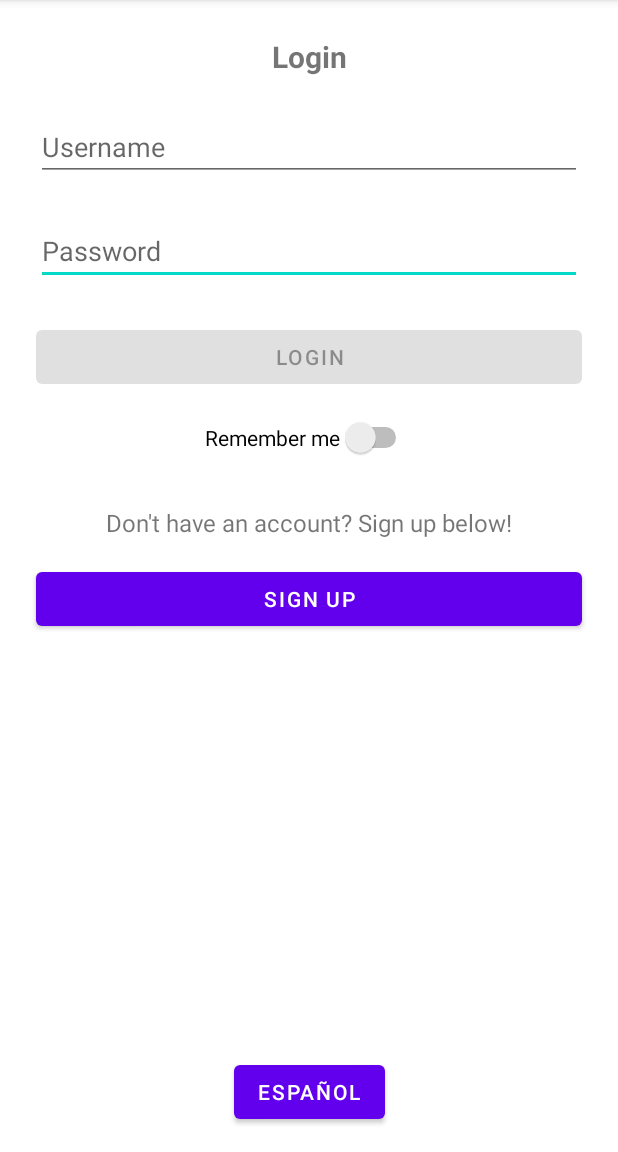
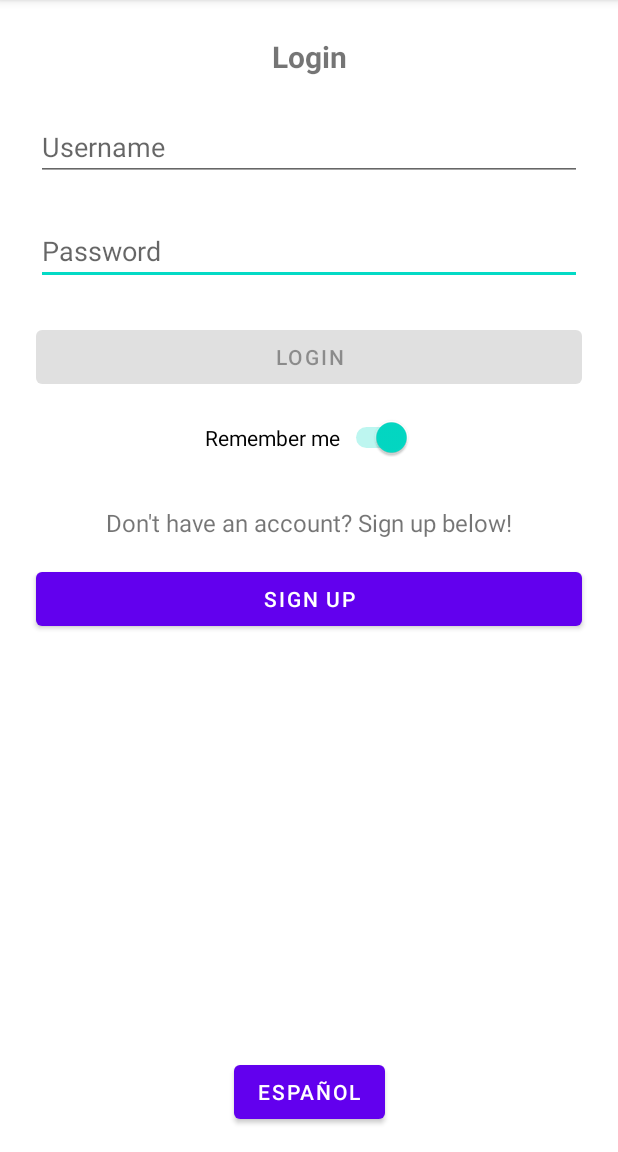
Before and after one commit to jsan712/broke-gaming, an Android app: the screen it shows after launch (MainActivity), on a phone screen of 412 x 824 dp, the part 84-1236 px from its top. Run offline under Robolectric (Android 15) with nearby library versions, the phone set to English and light mode, and no system bars; our stand-ins replace Firebase (no records; nobody signed in at launch, a user with empty details on screens opened directly).

Commit message:
Remember username switch working

```diff
--- a/BrokeGaming/app/src/main/java/com/example/brokegaming/GamesManager.kt
+++ b/BrokeGaming/app/src/main/java/com/example/brokegaming/GamesManager.kt
@@ -10,6 +10,7 @@ import okhttp3.Response
 import okhttp3.ResponseBody
 import okhttp3.logging.HttpLoggingInterceptor
 import org.json.JSONTokener
+import java.util.*
 
 class GamesManager {
     val okHttpClient: OkHttpClient
--- a/BrokeGaming/app/src/main/java/com/example/brokegaming/MainActivity.kt
+++ b/BrokeGaming/app/src/main/java/com/example/brokegaming/MainActivity.kt
@@ -9,12 +9,13 @@ import android.text.Editable
 import android.text.TextWatcher
 import android.util.Log
 import android.view.View
-import android.widget.Button
-import android.widget.EditText
-import android.widget.ProgressBar
-import android.widget.Toast
+import android.widget.*
 import com.google.firebase.analytics.FirebaseAnalytics
 import com.google.firebase.auth.*
+import android.widget.CompoundButton
+
+
+
 
 class MainActivity : AppCompatActivity() {
     private lateinit var username: EditText
@@ -24,6 +25,7 @@ class MainActivity : AppCompatActivity() {
     private lateinit var signUp: Button
     private lateinit var firebaseAuth: FirebaseAuth
     private lateinit var firebaseAnalytics: FirebaseAnalytics
+    private lateinit var switch: Switch
 
     override fun onCreate(savedInstanceState: Bundle?) {
         super.onCreate(savedInstanceState)
@@ -38,6 +40,7 @@ class MainActivity : AppCompatActivity() {
         login = findViewById(R.id.login)
         signUp = findViewById(R.id.signUp)
         progressBar = findViewById(R.id.progressBar)
+        switch = findViewById(R.id.switch1)
         firebaseAuth = FirebaseAuth.getInstance()
         firebaseAnalytics = FirebaseAnalytics.getInstance(this)
 
@@ -45,8 +48,24 @@ class MainActivity : AppCompatActivity() {
 
         login.isEnabled = false
 
-        val savedUsername = preferences.getString("USERNAME", "")
-        username.setText(savedUsername)
+        val restoreUsername = preferences.getString("RESTOREUSERNAME", "true")
+        switch.isChecked = restoreUsername == "true"
+        if(switch.isChecked){
+            val savedUsername = preferences.getString("USERNAME", "")
+            username.setText(savedUsername)
+        }
+
+        //The following code snippet is adapted from
+        // https://newbedev.com/java-switchcompat-setoncheckedchangelistener-kotlin-code-example
+        switch.setOnCheckedChangeListener { buttonView, isChecked ->
+            // do something, the isChecked will be true if the switch is in the On position
+            if(buttonView.isChecked){
+                preferences.edit().putString("RESTOREUSERNAME", "true").apply()
+            }
+            else{
+                preferences.edit().putString("RESTOREUSERNAME", "false").apply()
+            }
+        }
 
         login.setOnClickListener{
             //Save the username to SharedPreferences
@@ -78,6 +97,11 @@ class MainActivity : AppCompatActivity() {
             }
 
         }
+
+
+
+
+
 
         signUp.setOnClickListener {
             val intent: Intent = Intent(this, SignUpActivity::class.java)
--- a/BrokeGaming/app/src/main/res/layout/activity_main.xml
+++ b/BrokeGaming/app/src/main/res/layout/activity_main.xml
@@ -106,7 +106,8 @@
         app:layout_constraintEnd_toEndOf="parent"
         app:layout_constraintHorizontal_bias="0.498"
         app:layout_constraintStart_toStartOf="parent"
-        app:layout_constraintTop_toBottomOf="@+id/login" />
+        app:layout_constraintTop_toBottomOf="@+id/login"
+        android:checked="false"/>
 
     <Button
         android:id="@+id/languageButton"
```
Also changed, not shown: 1 other file.
